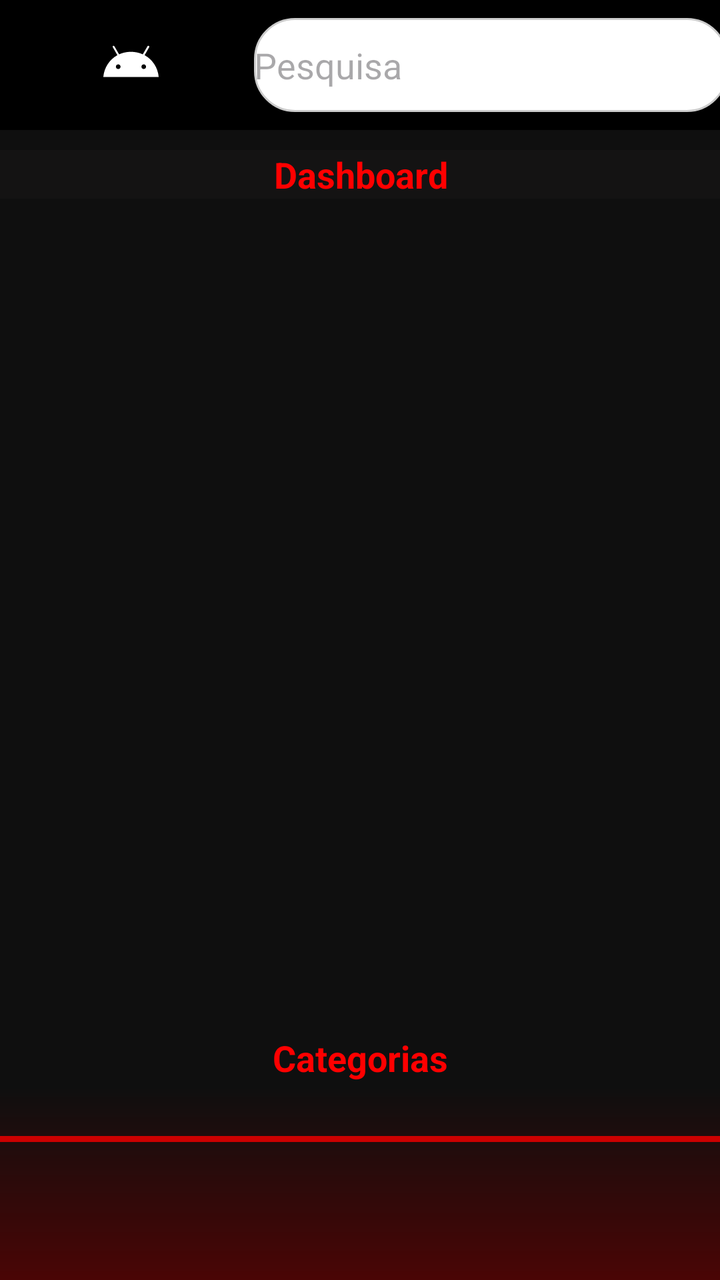
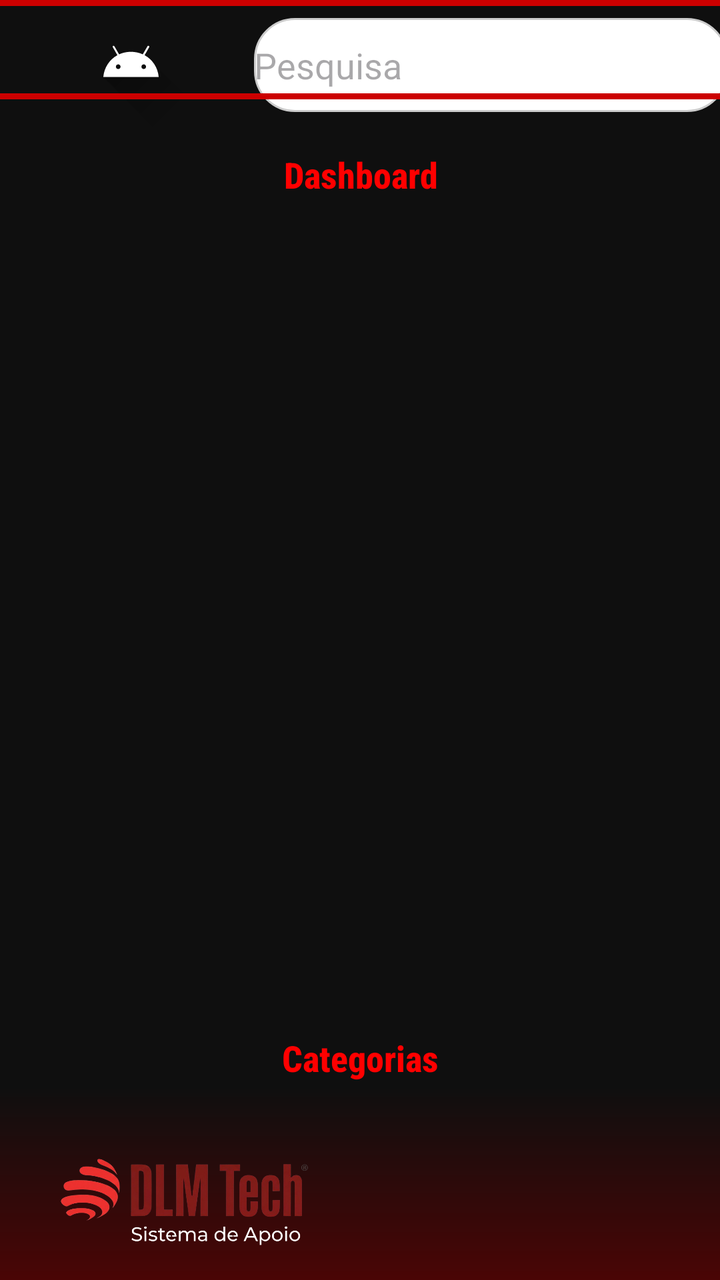

Screens rendered from an Android XML layout before and after an edit, with the pre-edit source and the edit as a unified diff.
<!-- AndroidManifest.xml: application theme Theme.DLMTech -->
<!-- res/layout/activity_main.xml -->
<?xml version="1.0" encoding="utf-8"?>
<androidx.constraintlayout.widget.ConstraintLayout xmlns:android="http://schemas.android.com/apk/res/android"
    xmlns:app="http://schemas.android.com/apk/res-auto"
    xmlns:tools="http://schemas.android.com/tools"
    android:id="@+id/main"
    android:layout_width="match_parent"
    android:layout_height="match_parent"
    android:background="@drawable/degrade"
    tools:context=".activity_login">

    <androidx.constraintlayout.widget.ConstraintLayout
        android:id="@+id/constraintLayout"
        android:layout_width="0dp"
        android:layout_height="65dp"
        android:background="#000000"
        app:layout_constraintBottom_toTopOf="@+id/linearLayout2"
        app:layout_constraintEnd_toEndOf="parent"
        app:layout_constraintStart_toStartOf="parent"
        app:layout_constraintTop_toTopOf="parent">

        <ImageView
            android:id="@+id/imageView"
            android:layout_width="131dp"
            android:layout_height="wrap_content"
            android:contentDescription="@string/logo_description"
            app:layout_constraintBottom_toBottomOf="parent"
            app:layout_constraintStart_toStartOf="parent"
            app:layout_constraintTop_toTopOf="parent"
            app:srcCompat="@drawable/ic_launcher_foreground" />

        <EditText
            android:id="@+id/editTextText2"
            android:layout_width="237dp"
            android:layout_height="47dp"
            android:layout_marginStart="8dp"
            android:layout_marginTop="7dp"
            android:layout_marginEnd="8dp"
            android:layout_marginBottom="7dp"
            android:background="@drawable/bordaredonda"
            android:ems="10"
            android:hint="Pesquisa"
            android:inputType="text"
            app:layout_constraintBottom_toBottomOf="parent"
            app:layout_constraintEnd_toEndOf="parent"
            app:layout_constraintStart_toEndOf="@+id/imageView"
            app:layout_constraintTop_toTopOf="parent" />
    </androidx.constraintlayout.widget.ConstraintLayout>

    <LinearLayout
        android:id="@+id/linearLayout15"
        android:layout_width="411dp"
        android:layout_height="437dp"
        android:layout_marginTop="75dp"
        android:orientation="horizontal"
        app:layout_constraintEnd_toEndOf="parent"
        app:layout_constraintStart_toStartOf="parent"
        app:layout_constraintTop_toTopOf="@+id/constraintLayout">

        <TextView
            android:id="@+id/textView4"
            android:layout_width="396dp"
            android:layout_height="wrap_content"
            android:layout_weight="1"
            android:background="#141313"
            android:text="Dashboard"
            android:textAlignment="center"
            android:textAppearance="@style/TextAppearance.AppCompat.Medium"
            android:textColor="#FF0000"
            android:textStyle="bold" />
    </LinearLayout>

    <ScrollView
        android:id="@+id/scrollView3"
        android:layout_width="406dp"
        android:layout_height="78dp"
        android:layout_marginTop="36dp"
        app:layout_constraintEnd_toEndOf="parent"
        app:layout_constraintHorizontal_bias="0.4"
        app:layout_constraintStart_toStartOf="parent"
        app:layout_constraintTop_toBottomOf="@+id/linearLayout15">

        <LinearLayout
            android:layout_width="match_parent"
            android:layout_height="wrap_content"
            android:orientation="vertical" />
    </ScrollView>

    <TextView
        android:id="@+id/textView7"
        android:layout_width="wrap_content"
        android:layout_height="wrap_content"
        android:layout_marginBottom="7dp"
        android:text="Categorias"
        android:textAppearance="@style/TextAppearance.AppCompat.Medium"
        android:textColor="#FF0000"
        android:textStyle="bold"
        app:layout_constraintBottom_toTopOf="@+id/scrollView3"
        app:layout_constraintEnd_toEndOf="parent"
        app:layout_constraintStart_toStartOf="parent"
        app:layout_constraintTop_toBottomOf="@+id/linearLayout15"
        app:layout_constraintVertical_bias="1.0" />

    <androidx.constraintlayout.widget.ConstraintLayout
        android:id="@+id/constraintLayout3"
        android:layout_width="0dp"
        android:layout_height="65dp"
        app:layout_constraintBottom_toBottomOf="parent"
        app:layout_constraintEnd_toEndOf="parent"
        app:layout_constraintStart_toStartOf="parent"
        app:layout_constraintTop_toBottomOf="@+id/linearLayout2">

    </androidx.constraintlayout.widget.ConstraintLayout>

    <LinearLayout
        android:id="@+id/linearLayout"
        android:layout_width="410dp"
        android:layout_height="193dp"
        android:layout_marginTop="1dp"
        android:layout_marginBottom="1dp"
        android:orientation="horizontal"
        app:layout_constraintBottom_toTopOf="@+id/constraintLayout3"
        app:layout_constraintEnd_toEndOf="parent"
        app:layout_constraintHorizontal_bias="0.0"
        app:layout_constraintStart_toStartOf="parent"
        app:layout_constraintTop_toBottomOf="@+id/scrollView3"
        app:layout_constraintVertical_bias="0.722">

        <TextView
            android:id="@+id/textView8"
            android:layout_width="wrap_content"
            android:layout_height="wrap_content"
            android:layout_weight="1"
            android:text="TextView"
            android:textAlignment="center"
            android:textAppearance="@style/TextAppearance.AppCompat.Medium"
            android:textColor="#FF0000"
            android:textStyle="bold" />
    </LinearLayout>

    <View
        android:id="@+id/view"
        android:layout_width="match_parent"
        android:layout_height="3dp"
        android:layout_marginBottom="4dp"
        android:background="#CC0000"
        app:layout_constraintBottom_toTopOf="@+id/constraintLayout3"
        tools:layout_editor_absoluteX="0dp" />

</androidx.constraintlayout.widget.ConstraintLayout>
<!-- resources referenced by this layout -->
<resources>
  <!-- drawable bordaredonda (drawable) -->
  <?xml version="1.0" encoding="utf-8"?>
  <shape xmlns:android="http://schemas.android.com/apk/res/android"
      android:shape="rectangle">
      
      <solid android:color="#FFFFFF" />
  
      
      <corners android:radius="20dp" />
  
      
      <stroke
          android:width="1dp"
          android:color="#CCCCCC" />
  </shape>
  <!-- drawable degrade (drawable) -->
  <?xml version="1.0" encoding="utf-8"?>
  <shape xmlns:android="http://schemas.android.com/apk/res/android"
      android:shape="rectangle">
  
      <gradient
          android:angle="270"
          android:startColor="#0f0f0f"
          android:centerColor="#0f0f0f"
          android:centerY="0.85"
          android:endColor="#4A0505"
          android:type="linear" />
  
  </shape>
  <!-- drawable ic_launcher_foreground (drawable) -->
  <vector xmlns:android="http://schemas.android.com/apk/res/android"
      xmlns:aapt="http://schemas.android.com/aapt"
      android:width="108dp"
      android:height="108dp"
      android:viewportWidth="108"
      android:viewportHeight="108">
      <path android:pathData="M31,63.928c0,0 6.4,-11 12.1,-13.1c7.2,-2.6 26,-1.4 26,-1.4l38.1,38.1L107,108.928l-32,-1L31,63.928z">
          <aapt:attr name="android:fillColor">
              <gradient
                  android:endX="85.84757"
                  android:endY="92.4963"
                  android:startX="42.9492"
                  android:startY="49.59793"
                  android:type="linear">
                  <item
                      android:color="#44000000"
                      android:offset="0.0" />
                  <item
                      android:color="#00000000"
                      android:offset="1.0" />
              </gradient>
          </aapt:attr>
      </path>
      <path
          android:fillColor="#FFFFFF"
          android:fillType="nonZero"
          android:pathData="M65.3,45.828l3.8,-6.6c0.2,-0.4 0.1,-0.9 -0.3,-1.1c-0.4,-0.2 -0.9,-0.1 -1.1,0.3l-3.9,6.7c-6.3,-2.8 -13.4,-2.8 -19.7,0l-3.9,-6.7c-0.2,-0.4 -0.7,-0.5 -1.1,-0.3C38.8,38.328 38.7,38.828 38.9,39.228l3.8,6.6C36.2,49.428 31.7,56.028 31,63.928h46C76.3,56.028 71.8,49.428 65.3,45.828zM43.4,57.328c-0.8,0 -1.5,-0.5 -1.8,-1.2c-0.3,-0.7 -0.1,-1.5 0.4,-2.1c0.5,-0.5 1.4,-0.7 2.1,-0.4c0.7,0.3 1.2,1 1.2,1.8C45.3,56.528 44.5,57.328 43.4,57.328L43.4,57.328zM64.6,57.328c-0.8,0 -1.5,-0.5 -1.8,-1.2s-0.1,-1.5 0.4,-2.1c0.5,-0.5 1.4,-0.7 2.1,-0.4c0.7,0.3 1.2,1 1.2,1.8C66.5,56.528 65.6,57.328 64.6,57.328L64.6,57.328z"
          android:strokeWidth="1"
          android:strokeColor="#00000000" />
  </vector>
  <string name="logo_description">Logo do aplicativo DLM Tech</string>
  <style name="Theme.DLMTech" parent="Base.Theme.DLMTech" />
  <style name="Base.Theme.DLMTech" parent="Theme.Material3.DayNight.NoActionBar">
          
          
      </style>
</resources>

<!-- the commit's change to res/layout/activity_main.xml (unified diff, before → after) -->
@@ -12,7 +12,6 @@
         android:id="@+id/constraintLayout"
         android:layout_width="0dp"
         android:layout_height="65dp"
-        android:background="#000000"
         app:layout_constraintBottom_toTopOf="@+id/linearLayout2"
         app:layout_constraintEnd_toEndOf="parent"
         app:layout_constraintStart_toStartOf="parent"
@@ -46,6 +45,18 @@
             app:layout_constraintTop_toTopOf="parent" />
     </androidx.constraintlayout.widget.ConstraintLayout>
 
+    <View
+        android:id="@+id/view3"
+        android:layout_width="match_parent"
+        android:layout_height="3dp"
+        android:background="#CC0000"
+        app:layout_constraintBottom_toBottomOf="@+id/constraintLayout3"
+        app:layout_constraintEnd_toEndOf="parent"
+        app:layout_constraintHorizontal_bias="0.0"
+        app:layout_constraintStart_toStartOf="parent"
+        app:layout_constraintTop_toTopOf="@+id/constraintLayout"
+        app:layout_constraintVertical_bias="0.073" />
+
     <LinearLayout
         android:id="@+id/linearLayout15"
         android:layout_width="411dp"
@@ -61,7 +72,7 @@
             android:layout_width="396dp"
             android:layout_height="wrap_content"
             android:layout_weight="1"
-            android:background="#141313"
+            android:fontFamily="sans-serif-condensed-medium"
             android:text="Dashboard"
             android:textAlignment="center"
             android:textAppearance="@style/TextAppearance.AppCompat.Medium"
@@ -72,24 +83,19 @@
     <ScrollView
         android:id="@+id/scrollView3"
         android:layout_width="406dp"
-        android:layout_height="78dp"
+        android:layout_height="64dp"
         android:layout_marginTop="36dp"
         app:layout_constraintEnd_toEndOf="parent"
         app:layout_constraintHorizontal_bias="0.4"
         app:layout_constraintStart_toStartOf="parent"
-        app:layout_constraintTop_toBottomOf="@+id/linearLayout15">
-
-        <LinearLayout
-            android:layout_width="match_parent"
-            android:layout_height="wrap_content"
-            android:orientation="vertical" />
-    </ScrollView>
+        app:layout_constraintTop_toBottomOf="@+id/linearLayout15" />
 
     <TextView
         android:id="@+id/textView7"
         android:layout_width="wrap_content"
         android:layout_height="wrap_content"
         android:layout_marginBottom="7dp"
+        android:fontFamily="sans-serif-condensed-medium"
         android:text="Categorias"
         android:textAppearance="@style/TextAppearance.AppCompat.Medium"
         android:textColor="#FF0000"
@@ -103,11 +109,23 @@
     <androidx.constraintlayout.widget.ConstraintLayout
         android:id="@+id/constraintLayout3"
         android:layout_width="0dp"
-        android:layout_height="65dp"
+        android:layout_height="80dp"
         app:layout_constraintBottom_toBottomOf="parent"
         app:layout_constraintEnd_toEndOf="parent"
         app:layout_constraintStart_toStartOf="parent"
         app:layout_constraintTop_toBottomOf="@+id/linearLayout2">
+
+        <ImageView
+            android:id="@+id/imageView4"
+            android:layout_width="184dp"
+            android:layout_height="49dp"
+            app:layout_constraintBottom_toBottomOf="parent"
+            app:layout_constraintEnd_toEndOf="parent"
+            app:layout_constraintHorizontal_bias="0.0"
+            app:layout_constraintStart_toStartOf="parent"
+            app:layout_constraintTop_toTopOf="parent"
+            app:layout_constraintVertical_bias="0.516"
+            app:srcCompat="@drawable/dlmtech2_removebg_preview" />
 
     </androidx.constraintlayout.widget.ConstraintLayout>
 
@@ -130,20 +148,19 @@
             android:layout_width="wrap_content"
             android:layout_height="wrap_content"
             android:layout_weight="1"
-            android:text="TextView"
+            android:text="Mais Vendidos"
             android:textAlignment="center"
             android:textAppearance="@style/TextAppearance.AppCompat.Medium"
             android:textColor="#FF0000"
             android:textStyle="bold" />
+
     </LinearLayout>
 
     <View
         android:id="@+id/view"
         android:layout_width="match_parent"
         android:layout_height="3dp"
-        android:layout_marginBottom="4dp"
         android:background="#CC0000"
-        app:layout_constraintBottom_toTopOf="@+id/constraintLayout3"
-        tools:layout_editor_absoluteX="0dp" />
+        tools:layout_editor_absoluteY="831dp" />
 
 </androidx.constraintlayout.widget.ConstraintLayout>
<!-- resource entries referenced after the edit -->
@@ -29,6 +29,7 @@
           android:type="linear" />
   
   </shape>
+  <!-- drawable dlmtech2_removebg_preview: png bitmap (drawable, 161351 bytes) -->
   <!-- drawable ic_launcher_foreground (drawable) -->
   <vector xmlns:android="http://schemas.android.com/apk/res/android"
       xmlns:aapt="http://schemas.android.com/aapt"
